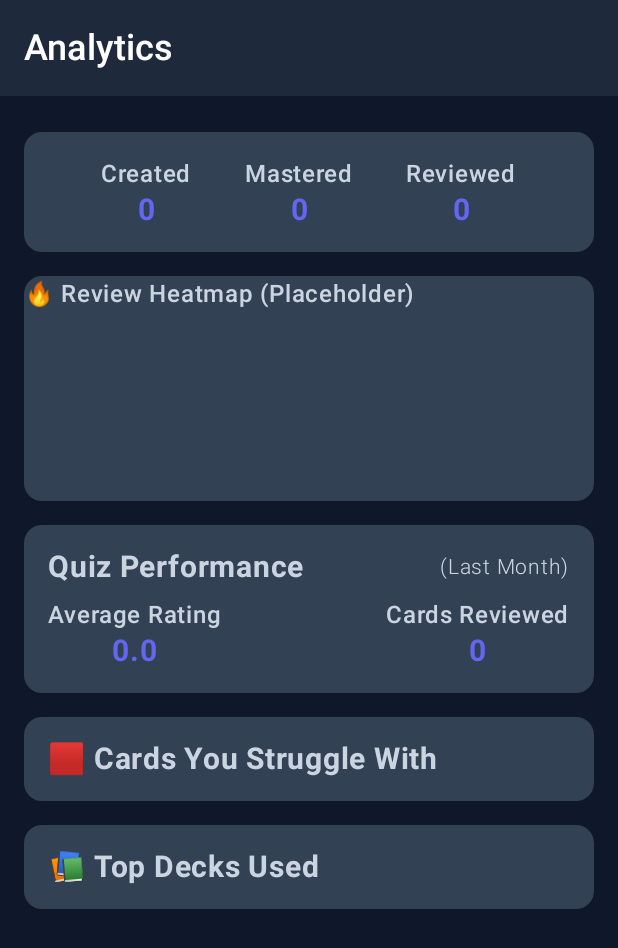
After one commit to study-dot-io/study.io, an Android app built with Jetpack Compose: the AnalyticsScreen screen opened through its navigation route, on a phone screen of 412 x 824 dp. The commit adds this screen. Shown: the top 948 px of the screen. Run offline under Robolectric (Android 15) with nearby library versions, the phone set to English and light mode, and no system bars; our stand-ins replace Dagger/Hilt's generated code, Firebase (no records; nobody signed in at launch, a user with empty details on screens opened directly).

Commit message:
initial UI no functionality

```diff
--- a/app/src/main/java/com/example/studyio/ui/StudyIONavHost.kt
+++ b/app/src/main/java/com/example/studyio/ui/StudyIONavHost.kt
@@ -20,6 +20,7 @@ import com.example.studyio.ui.screens.DeckDetailScreen
 import com.example.studyio.ui.screens.HomeScreen
 import com.example.studyio.ui.screens.QuizScreen
 import com.example.studyio.ui.demo.ApiDemoScreen
+import com.example.studyio.ui.screens.AnalyticsScreen
 
 @Composable
 fun StudyIONavHost() {
@@ -67,7 +68,8 @@ fun StudyIONavHost() {
                 onStudyNowForDeck = { deck -> navController.navigate("quiz/decks/${deck.id}") },
                 onDeleteDeck = { deck -> homeViewModel.deleteDeck(deck.id) },
                 onNavigateToAuth = { navController.navigate("auth") },
-                onNavigateToApiDemo = { navController.navigate("apiDemo") }
+                onNavigateToApiDemo = { navController.navigate("apiDemo") },
+                onNavigateToAnalytics = { navController.navigate("analytics") }
             )
         }
         composable("decks/create") {
@@ -119,5 +121,16 @@ fun StudyIONavHost() {
                 onBack = { navController.popBackStack() }
             )
         }
+        composable("analytics") {
+            AnalyticsScreen(
+                totalFlashcardsReviewed = 0, // TODO: Replace with real data
+                totalFlashcardsMastered = 0, // TODO: Replace with real data
+                totalFlashcardsCreated = 0, // TODO: Replace with real data
+                averageRating = 0f, // TODO: Replace with real data
+                cardsReviewed = 0, // TODO: Replace with real data
+                worstRatedCards = emptyList(), // TODO: Replace with real data
+                mostReviewedDecks = emptyList() // TODO: Replace with real data
+            )
+        }
     }
 }
--- /dev/null
+++ b/app/src/main/java/com/example/studyio/ui/screens/AnalyticsScreen.kt
@@ -0,0 +1,186 @@
+package com.example.studyio.ui.screens
+
+import androidx.compose.foundation.layout.*
+import androidx.compose.material3.*
+import androidx.compose.runtime.Composable
+import androidx.compose.ui.Alignment
+import androidx.compose.ui.Modifier
+import androidx.compose.ui.text.font.FontWeight
+import androidx.compose.ui.unit.dp
+import androidx.compose.ui.unit.sp
+import androidx.compose.foundation.layout.Row
+import androidx.compose.foundation.shape.RoundedCornerShape
+
+@OptIn(ExperimentalMaterial3Api::class)
+@Composable
+fun AnalyticsScreen(
+    totalFlashcardsReviewed: Int,
+    totalFlashcardsMastered: Int,
+    totalFlashcardsCreated: Int,
+    averageRating: Float,
+    cardsReviewed: Int,
+    worstRatedCards: List<Pair<String, Float>>, // Pair of card name and rating
+    mostReviewedDecks: List<Pair<String, Int>>, // Pair of deck name and review count
+) {
+    Scaffold(
+        topBar = {
+            TopAppBar(
+                title = {
+                    Text(
+                        text = "Analytics",
+                        style = MaterialTheme.typography.headlineSmall,
+                        fontWeight = FontWeight.SemiBold
+                    )
+                },
+                colors = TopAppBarDefaults.topAppBarColors(
+                    containerColor = MaterialTheme.colorScheme.surface
+                )
+            )
+        }
+    ) { paddingValues ->
+        Column(
+            modifier = Modifier
+                .fillMaxSize()
+                .padding(paddingValues)
+                .padding(horizontal = 16.dp),
+            verticalArrangement = Arrangement.spacedBy(16.dp),
+            horizontalAlignment = Alignment.CenterHorizontally
+        ) {
+            Spacer(modifier = Modifier.height(8.dp))
+
+            // Flashcards Stats in a Card
+            Card(
+                modifier = Modifier.fillMaxWidth(),
+                shape = RoundedCornerShape(12.dp),
+                colors = CardDefaults.cardColors(
+                    containerColor = MaterialTheme.colorScheme.surfaceVariant
+                )
+            ) {
+                Row(
+                    modifier = Modifier
+                        .fillMaxWidth()
+                        .padding(16.dp),
+                    horizontalArrangement = Arrangement.SpaceEvenly
+                ) {
+                    Column(horizontalAlignment = Alignment.CenterHorizontally) {
+                        Text("Created", fontSize = 16.sp, fontWeight = FontWeight.Medium)
+                        Text("$totalFlashcardsCreated", fontSize = 20.sp, fontWeight = FontWeight.Bold, color = MaterialTheme.colorScheme.primary)
+                    }
+                    Column(horizontalAlignment = Alignment.CenterHorizontally) {
+                        Text("Mastered", fontSize = 16.sp, fontWeight = FontWeight.Medium)
+                        Text("$totalFlashcardsMastered", fontSize = 20.sp, fontWeight = FontWeight.Bold, color = MaterialTheme.colorScheme.primary)
+                    }
+                    Column(horizontalAlignment = Alignment.CenterHorizontally) {
+                        Text("Reviewed", fontSize = 16.sp, fontWeight = FontWeight.Medium)
+                        Text("$totalFlashcardsReviewed", fontSize = 20.sp, fontWeight = FontWeight.Bold, color = MaterialTheme.colorScheme.primary)
+                    }
+                }
+            }
+
+            // Heatmap Placeholder in a Card
+            Card(
+                modifier = Modifier
+                    .fillMaxWidth()
+                    .height(150.dp),
+                shape = RoundedCornerShape(12.dp),
+                colors = CardDefaults.cardColors(
+                    containerColor = MaterialTheme.colorScheme.surfaceVariant
+                )
+            ) {
+                Box(contentAlignment = Alignment.Center) {
+                    Text("🔥 Review Heatmap (Placeholder)", fontSize = 16.sp, fontWeight = FontWeight.Medium)
+                }
+            }
+
+            // Quiz Performance in a Card
+            Card(
+                modifier = Modifier.fillMaxWidth(),
+                shape = RoundedCornerShape(12.dp),
+                colors = CardDefaults.cardColors(
+                    containerColor = MaterialTheme.colorScheme.surfaceVariant
+                )
+            ) {
+                Column(
+                    modifier = Modifier.padding(16.dp),
+                    verticalArrangement = Arrangement.spacedBy(8.dp)
+                ) {
+                    Row(
+                        modifier = Modifier.fillMaxWidth(),
+                        horizontalArrangement = Arrangement.SpaceBetween
+                    ) {
+                        Text("Quiz Performance", fontSize = 20.sp, fontWeight = FontWeight.Bold)
+                        Text(
+                            "(Last Month)",
+                            fontSize = 14.sp,
+                            fontWeight = FontWeight.Light,
+                            color = MaterialTheme.colorScheme.onSurfaceVariant
+                        )
+                    }
+                    Row(
+                        modifier = Modifier.fillMaxWidth(),
+                        horizontalArrangement = Arrangement.SpaceBetween
+                    ) {
+                        Column(horizontalAlignment = Alignment.CenterHorizontally) {
+                            Text("Average Rating", fontSize = 16.sp, fontWeight = FontWeight.Medium)
+                            Text("$averageRating", fontSize = 20.sp, fontWeight = FontWeight.Bold, color = MaterialTheme.colorScheme.primary)
+                        }
+                        Column(horizontalAlignment = Alignment.CenterHorizontally) {
+                            Text("Cards Reviewed", fontSize = 16.sp, fontWeight = FontWeight.Medium)
+                            Text("$cardsReviewed", fontSize = 20.sp, fontWeight = FontWeight.Bold, color = MaterialTheme.colorScheme.primary)
+                        }
+                    }
+                }
+            }
+
+            // Cards You Struggle With in a Card
+            Card(
+                modifier = Modifier.fillMaxWidth(),
+                shape = RoundedCornerShape(12.dp),
+                colors = CardDefaults.cardColors(
+                    containerColor = MaterialTheme.colorScheme.surfaceVariant
+                )
+            ) {
+                Column(
+                    modifier = Modifier.padding(16.dp),
+                    verticalArrangement = Arrangement.spacedBy(8.dp)
+                ) {
+                    Text("🟥 Cards You Struggle With", fontSize = 20.sp, fontWeight = FontWeight.Bold)
+                    worstRatedCards.forEach { (cardName, rating) ->
+                        Row(
+                            modifier = Modifier.fillMaxWidth(),
+                            horizontalArrangement = Arrangement.SpaceBetween
+                        ) {
+                            Text(cardName, fontSize = 16.sp, fontWeight = FontWeight.Medium)
+                            Text("⭐ $rating", fontSize = 16.sp, fontWeight = FontWeight.Bold, color = MaterialTheme.colorScheme.primary)
+                        }
+                    }
+                }
+            }
+
+            // Decks Most Reviewed in a Card
+            Card(
+                modifier = Modifier.fillMaxWidth(),
+                shape = RoundedCornerShape(12.dp),
+                colors = CardDefaults.cardColors(
+                    containerColor = MaterialTheme.colorScheme.surfaceVariant
+                )
+            ) {
+                Column(
+                    modifier = Modifier.padding(16.dp),
+                    verticalArrangement = Arrangement.spacedBy(8.dp)
+                ) {
+                    Text("📚 Top Decks Used", fontSize = 20.sp, fontWeight = FontWeight.Bold)
+                    mostReviewedDecks.forEach { (deckName, reviewCount) ->
+                        Row(
+                            modifier = Modifier.fillMaxWidth(),
+                            horizontalArrangement = Arrangement.SpaceBetween
+                        ) {
+                            Text(deckName, fontSize = 16.sp, fontWeight = FontWeight.Medium)
+                            Text("$reviewCount reviews", fontSize = 16.sp, fontWeight = FontWeight.Bold, color = MaterialTheme.colorScheme.primary)
+                        }
+                    }
+                }
+            }
+        }
+    }
+}
--- a/app/src/main/java/com/example/studyio/ui/screens/HomeScreen.kt
+++ b/app/src/main/java/com/example/studyio/ui/screens/HomeScreen.kt
@@ -49,7 +49,8 @@ fun HomeScreen(
     onDeleteDeck: (Deck) -> Unit = {},
     onNavigateToAuth: () -> Unit = {},
     onSignOut: (() -> Unit)? = null,
-    onNavigateToApiDemo: () -> Unit = {}
+    onNavigateToApiDemo: () -> Unit = {},
+    onNavigateToAnalytics: () -> Unit = {} // New parameter for analytics navigation
 ) {
     var deckToDelete by remember { mutableStateOf<Deck?>(null) }
     var showUserInfo by remember { mutableStateOf(false) }
@@ -135,6 +136,16 @@ fun HomeScreen(
                 )
             ) {
                 Text("🚀 API Demo (Temporary)")
+            }
+
+            Button(
+                onClick = onNavigateToAnalytics,
+                modifier = Modifier.padding(horizontal = 16.dp, vertical = 8.dp),
+                colors = ButtonDefaults.buttonColors(
+                    containerColor = MaterialTheme.colorScheme.secondary
+                )
+            ) {
+                Text("Analytics")
             }
 
             if (user != null) {
```
Also changed, not shown: 1 other file.
